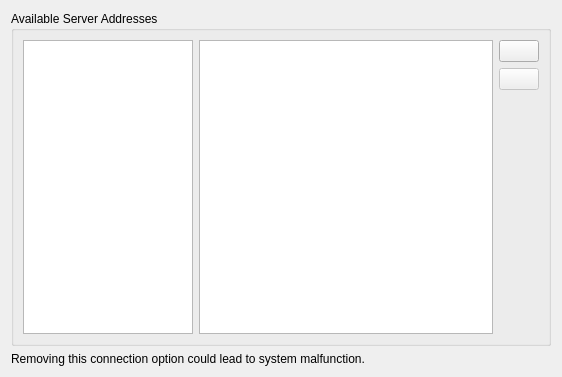
This is client/src/ui/widgets/routing_management_widget.ui in networkoptix/nx_open as Qt 5 draws it before an edit. The edited form follows.
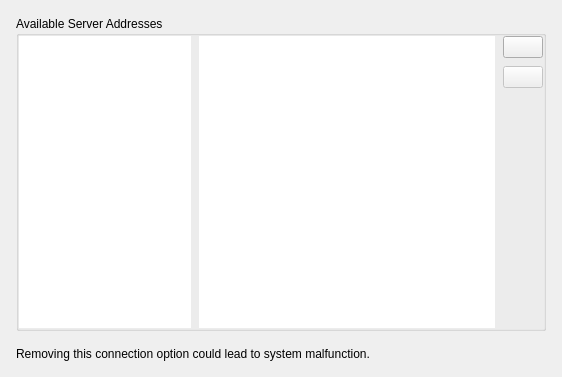
This is the edited form. Icons and pictures are not drawn.

Diff of the .ui file:
```diff
--- a/client/src/ui/widgets/routing_management_widget.ui
+++ b/client/src/ui/widgets/routing_management_widget.ui
@@ -11,19 +11,59 @@
    </rect>
   </property>
   <layout class="QVBoxLayout" name="verticalLayout_2">
+   <property name="spacing">
+    <number>16</number>
+   </property>
+   <property name="leftMargin">
+    <number>16</number>
+   </property>
+   <property name="topMargin">
+    <number>16</number>
+   </property>
+   <property name="rightMargin">
+    <number>16</number>
+   </property>
+   <property name="bottomMargin">
+    <number>16</number>
+   </property>
    <item>
     <widget class="QGroupBox" name="addressesGroupBox">
      <property name="title">
       <string>Available Server Addresses</string>
      </property>
+     <property name="flat">
+      <bool>true</bool>
+     </property>
      <layout class="QHBoxLayout" name="horizontalLayout_3" stretch="1,2">
+      <property name="spacing">
+       <number>8</number>
+      </property>
+      <property name="leftMargin">
+       <number>0</number>
+      </property>
+      <property name="topMargin">
+       <number>0</number>
+      </property>
+      <property name="rightMargin">
+       <number>0</number>
+      </property>
+      <property name="bottomMargin">
+       <number>0</number>
+      </property>
       <item>
-       <widget class="QListView" name="serversView"/>
+       <widget class="QListView" name="serversView">
+        <property name="frameShape">
+         <enum>QFrame::NoFrame</enum>
+        </property>
+       </widget>
       </item>
       <item>
        <layout class="QHBoxLayout" name="horizontalLayout_4" stretch="0,0">
         <item>
          <widget class="QTableView" name="addressesView">
+          <property name="frameShape">
+           <enum>QFrame::NoFrame</enum>
+          </property>
           <property name="selectionBehavior">
            <enum>QAbstractItemView::SelectRows</enum>
           </property>
```
Left out of the diff: 8 changed lines with no effect on the pictures.
